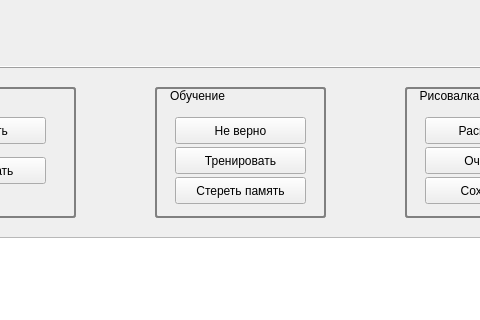
The window that sources/mainwindow.ui (streambuf/recognition_numbers) describes before a commit, drawn with Qt 5; both pictures show x 125 to 605 and y 220 to 540 of the 710 by 639 pixel window.
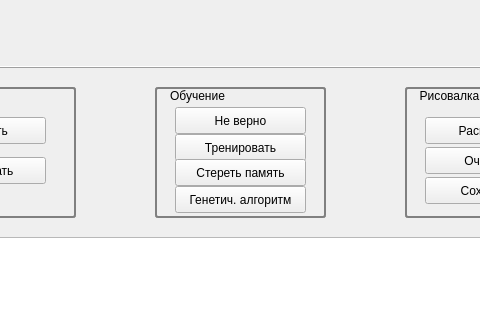
The same window after the commit. Custom widgets are drawn as their Qt base class.

```diff
--- a/sources/mainwindow.ui
+++ b/sources/mainwindow.ui
@@ -169,7 +169,7 @@
      <property name="geometry">
       <rect>
        <x>20</x>
-       <y>30</y>
+       <y>20</y>
        <width>131</width>
        <height>27</height>
       </rect>
@@ -182,7 +182,7 @@
      <property name="geometry">
       <rect>
        <x>20</x>
-       <y>60</y>
+       <y>47</y>
        <width>131</width>
        <height>27</height>
       </rect>
@@ -195,7 +195,7 @@
      <property name="geometry">
       <rect>
        <x>20</x>
-       <y>90</y>
+       <y>72</y>
        <width>131</width>
        <height>27</height>
       </rect>
@@ -204,6 +204,19 @@
       <string>Стереть память</string>
      </property>
     </widget>
+    <widget class="QPushButton" name="pushButton_9">
+     <property name="geometry">
+      <rect>
+       <x>20</x>
+       <y>99</y>
+       <width>131</width>
+       <height>27</height>
+      </rect>
+     </property>
+     <property name="text">
+      <string>Генетич. алгоритм</string>
+     </property>
+    </widget>
    </widget>
    <widget class="QTableWidget" name="tableWidget">
     <property name="geometry">
```
